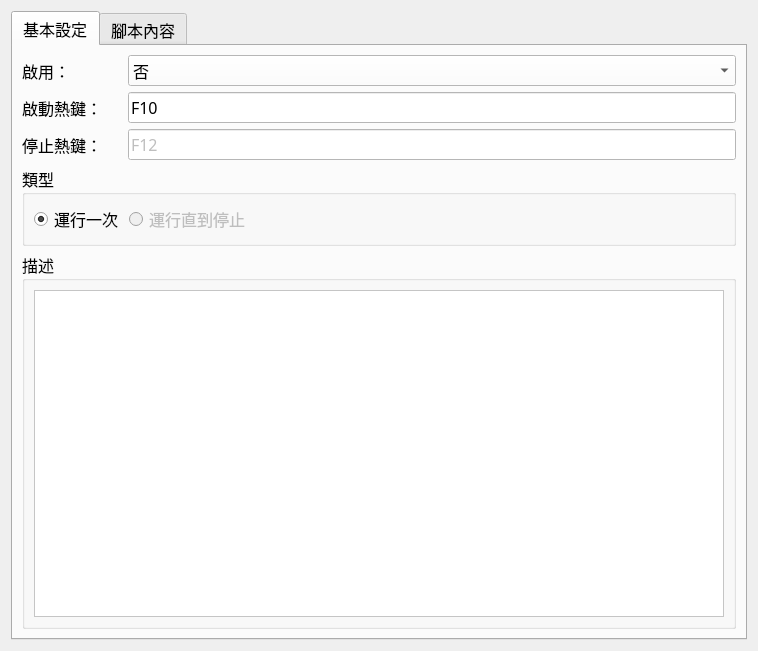
First picture: the form in ui/editor.ui, repository willy11342002/hotkeyMiddle, before the edit.
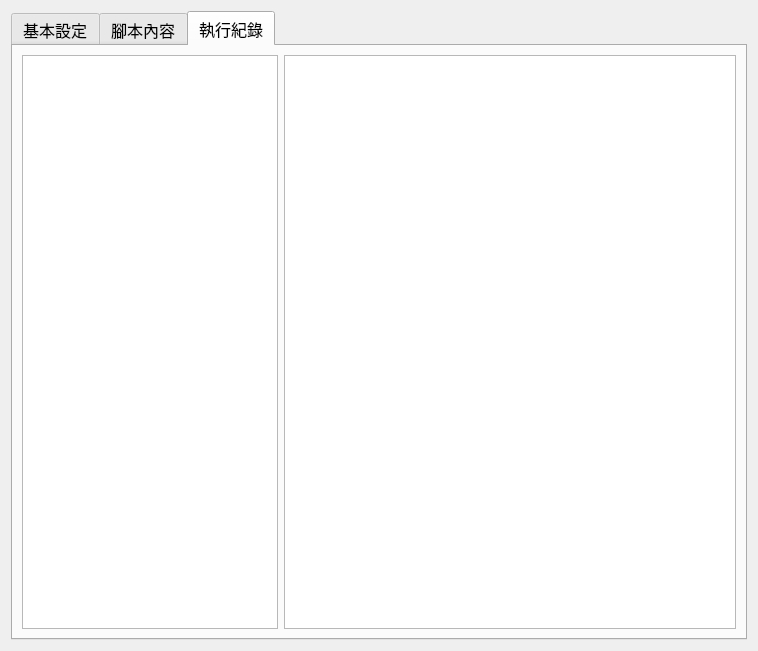
Second picture: the form after the edit. The open tabs and pages were chosen to show the change. Custom widgets are drawn as their Qt base class.

What changed in the file:
```diff
--- a/ui/editor.ui
+++ b/ui/editor.ui
@@ -302,6 +302,30 @@
        </item>
       </layout>
      </widget>
+     <widget class="QWidget" name="tab_3">
+      <attribute name="title">
+       <string>執行紀錄</string>
+      </attribute>
+      <layout class="QHBoxLayout" name="horizontalLayout_3">
+       <item>
+        <widget class="QListView" name="lst_log">
+         <property name="sizePolicy">
+          <sizepolicy hsizetype="Fixed" vsizetype="Expanding">
+           <horstretch>0</horstretch>
+           <verstretch>0</verstretch>
+          </sizepolicy>
+         </property>
+        </widget>
+       </item>
+       <item>
+        <widget class="QTextEdit" name="te_log">
+         <property name="readOnly">
+          <bool>true</bool>
+         </property>
+        </widget>
+       </item>
+      </layout>
+     </widget>
     </widget>
    </item>
   </layout>
```
